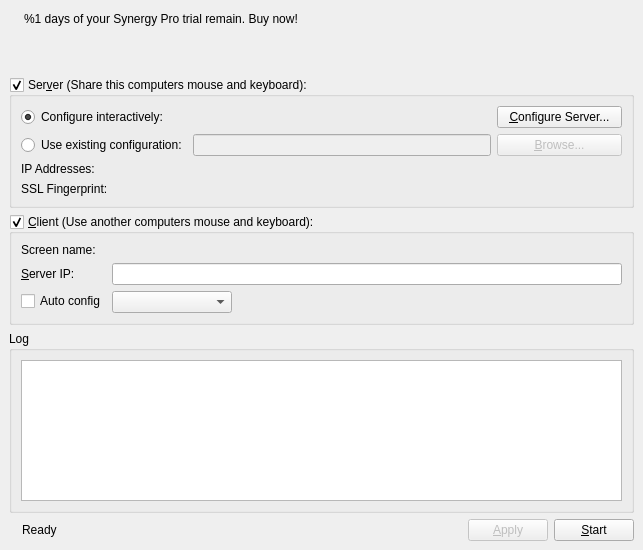
First picture: the form in src/gui/src/MainWindowBase.ui, repository unalkalkan/synergy, before the edit.
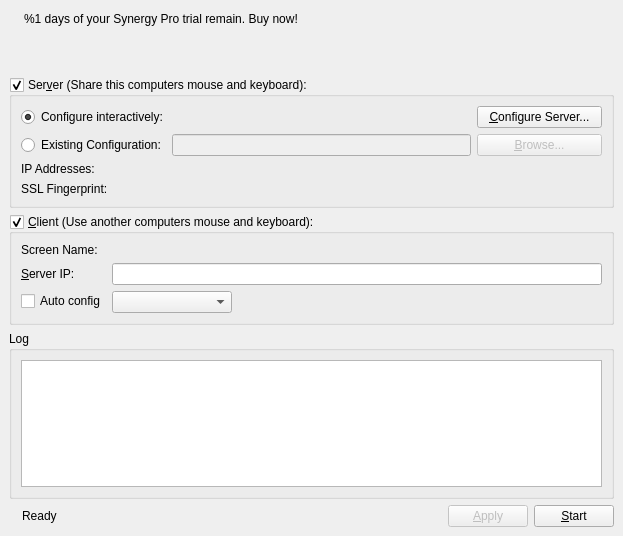
Second picture: the form after the edit. Icons and pictures are not drawn.

What changed in the file:
```diff
--- a/src/gui/src/MainWindowBase.ui
+++ b/src/gui/src/MainWindowBase.ui
@@ -6,8 +6,8 @@
    <rect>
     <x>0</x>
     <y>0</y>
-    <width>643</width>
-    <height>550</height>
+    <width>623</width>
+    <height>536</height>
    </rect>
   </property>
   <property name="sizePolicy">
@@ -198,7 +198,7 @@
          <item>
           <widget class="QRadioButton" name="m_pRadioExternalConfig">
            <property name="text">
-            <string>Use existing configuration:</string>
+            <string>Existing Configuration:</string>
            </property>
           </widget>
          </item>
@@ -308,7 +308,7 @@
        <item row="0" column="0">
         <widget class="QLabel" name="label_5">
          <property name="text">
-          <string>Screen name:</string>
+          <string>Screen Name:</string>
          </property>
         </widget>
        </item>
@@ -370,7 +370,7 @@
        <item>
         <widget class="QTextEdit" name="m_pLogOutput">
          <property name="sizePolicy">
-          <sizepolicy hsizetype="Expanding" vsizetype="Expanding">
+          <sizepolicy hsizetype="Expanding" vsizetype="Preferred">
            <horstretch>0</horstretch>
            <verstretch>0</verstretch>
           </sizepolicy>
```
Left out of the diff: 3 changed lines with no effect on the pictures.
